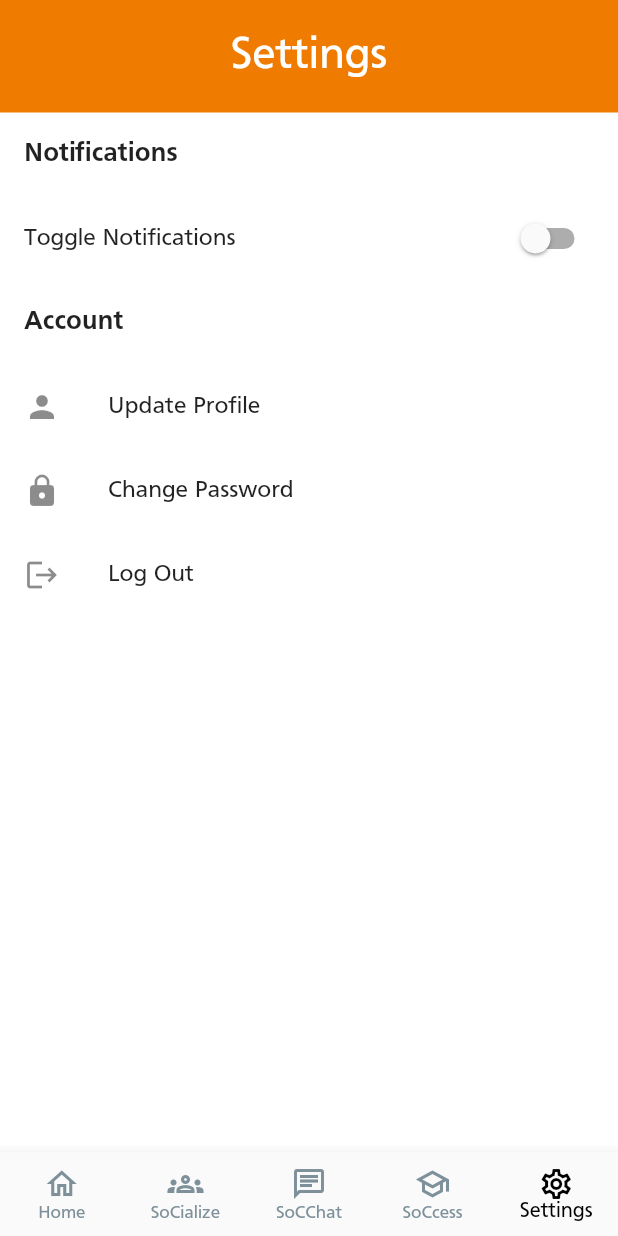
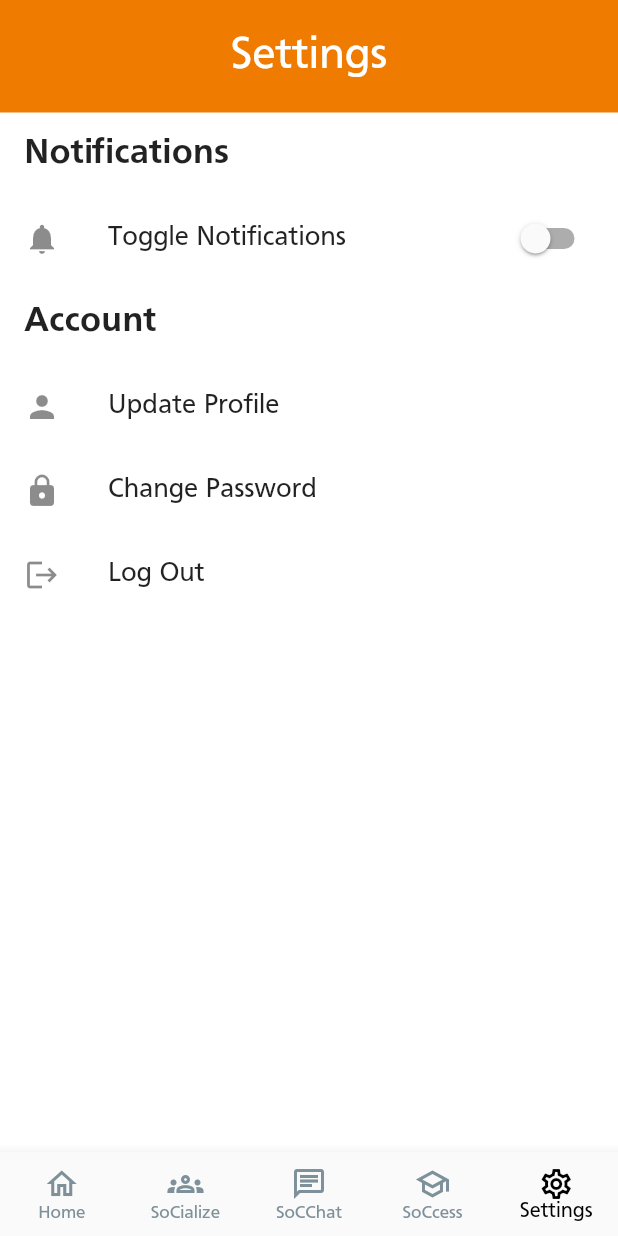
Before and after one commit to dylkaw/freshsoc, a Flutter app: the screen it shows once a user with an empty profile is signed in, item 5 of the bottom bar chosen, on a phone screen of 412 x 824 dp. Run offline on Flutter 3.47's test engine with Material 2 defaults, Android fonts, the phone set to English and light mode, and no system bars; our stand-ins replace cloud_firestore, firebase_auth, firebase_core, firebase_storage, flutter_spinkit, image_picker and 1 more; accounts and stored records are empty; network calls fail.

Commit message:
General formatting of settings page
-Adding icons for toggle notifications
-Increasing text size for tiles

```diff
--- a/lib/screens/settings/settings.dart
+++ b/lib/screens/settings/settings.dart
@@ -51,11 +51,17 @@ class _SettingsState extends State<Settings> {
       body: ListView(
         children: <Widget>[
           ListTile(
-            title: Text('Notifications',
-                style: TextStyle(fontSize: 18, fontWeight: FontWeight.bold)),
+            title: Text(
+              'Notifications',
+              style: TextStyle(fontSize: 24, fontWeight: FontWeight.bold),
+            ),
           ),
           SwitchListTile(
-            title: Text('Toggle Notifications'),
+            secondary: Icon(Icons.notifications),
+            title: Text(
+              'Toggle Notifications',
+              style: TextStyle(fontSize: 18),
+            ),
             value: _notificationsEnabled,
             onChanged: (bool value) {
               setState(() {
@@ -65,26 +71,37 @@ class _SettingsState extends State<Settings> {
             },
           ),
           ListTile(
-            title: Text('Account',
-                style: TextStyle(fontSize: 18, fontWeight: FontWeight.bold)),
+            title: Text(
+              'Account',
+              style: TextStyle(fontSize: 24, fontWeight: FontWeight.bold),
+            ),
           ),
           ListTile(
             leading: Icon(Icons.person),
-            title: Text('Update Profile'),
+            title: Text(
+              'Update Profile',
+              style: TextStyle(fontSize: 18),
+            ),
             onTap: () {
               updateProfile(context);
             },
           ),
           ListTile(
             leading: Icon(Icons.lock),
-            title: Text('Change Password'),
+            title: Text(
+              'Change Password',
+              style: TextStyle(fontSize: 18),
+            ),
             onTap: () {
               changePassword(context);
             },
           ),
           ListTile(
             leading: Icon(Icons.logout),
-            title: Text('Log Out'),
+            title: Text(
+              'Log Out',
+              style: TextStyle(fontSize: 18),
+            ),
             onTap: () {
               AuthService().signOut();
             },
```
